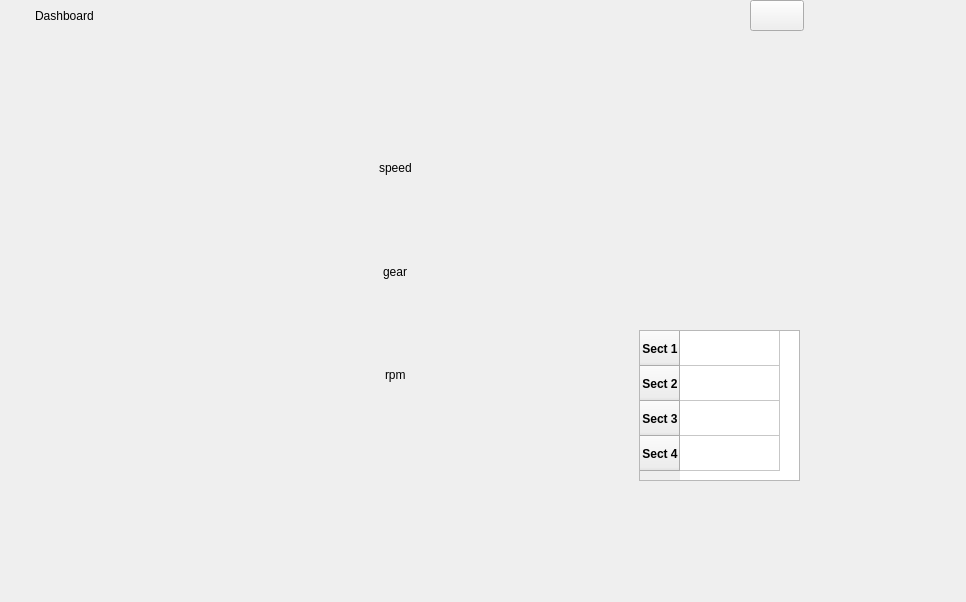
This is src/core/dashwindow.ui in Quartodilitro/dashboard as Qt 5 draws it before an edit. The edited form follows.
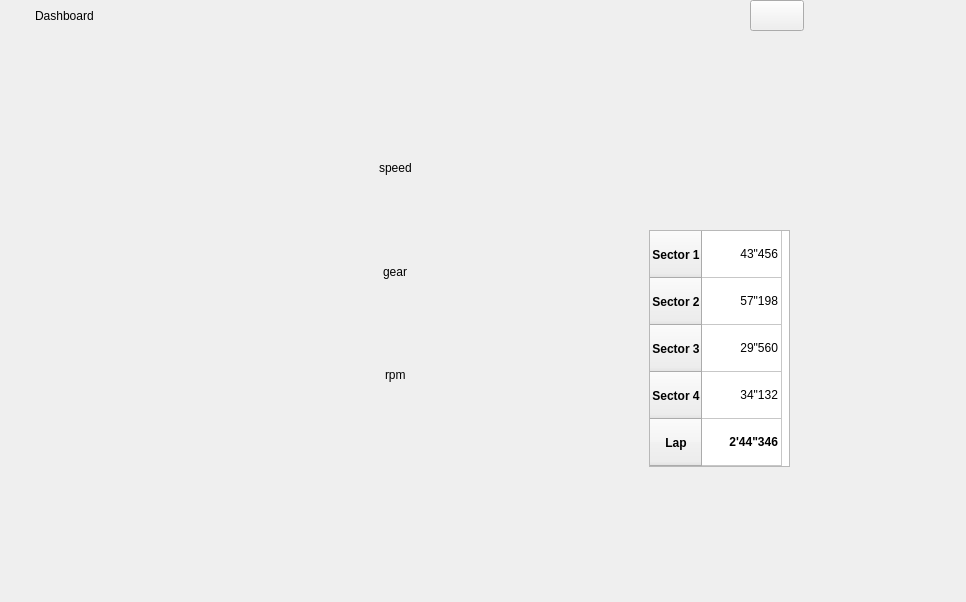
This is the edited form. Custom widgets are drawn as their Qt base class.

Patch:
```diff
--- a/src/core/dashwindow.ui
+++ b/src/core/dashwindow.ui
@@ -141,17 +141,17 @@
    <widget class="QTableWidget" name="timeTable">
     <property name="geometry">
      <rect>
-      <x>639</x>
-      <y>330</y>
-      <width>161</width>
-      <height>151</height>
+      <x>649</x>
+      <y>230</y>
+      <width>141</width>
+      <height>237</height>
      </rect>
     </property>
     <property name="editTriggers">
      <set>QAbstractItemView::NoEditTriggers</set>
     </property>
     <property name="rowCount">
-     <number>4</number>
+     <number>5</number>
     </property>
     <property name="columnCount">
      <number>1</number>
@@ -160,17 +160,17 @@
      <bool>false</bool>
     </attribute>
     <attribute name="horizontalHeaderDefaultSectionSize">
-     <number>100</number>
+     <number>80</number>
     </attribute>
     <attribute name="horizontalHeaderMinimumSectionSize">
      <number>26</number>
     </attribute>
     <attribute name="verticalHeaderDefaultSectionSize">
-     <number>35</number>
+     <number>47</number>
     </attribute>
     <row>
      <property name="text">
-      <string>Sect 1</string>
+      <string>Sector 1</string>
      </property>
      <property name="font">
       <font>
@@ -185,7 +185,7 @@
     </row>
     <row>
      <property name="text">
-      <string>Sect 2</string>
+      <string>Sector 2</string>
      </property>
      <property name="font">
       <font>
@@ -200,7 +200,7 @@
     </row>
     <row>
      <property name="text">
-      <string>Sect 3</string>
+      <string>Sector 3</string>
      </property>
      <property name="font">
       <font>
@@ -215,7 +215,22 @@
     </row>
     <row>
      <property name="text">
-      <string>Sect 4</string>
+      <string>Sector 4</string>
+     </property>
+     <property name="font">
+      <font>
+       <pointsize>9</pointsize>
+       <weight>75</weight>
+       <bold>true</bold>
+      </font>
+     </property>
+     <property name="textAlignment">
+      <set>AlignCenter</set>
+     </property>
+    </row>
+    <row>
+     <property name="text">
+      <string>Lap</string>
      </property>
      <property name="font">
       <font>
@@ -245,7 +260,7 @@
     </column>
     <item row="0" column="0">
      <property name="text">
-      <string/>
+      <string>43&quot;456</string>
      </property>
      <property name="font">
       <font>
@@ -258,7 +273,7 @@
     </item>
     <item row="1" column="0">
      <property name="text">
-      <string/>
+      <string>57&quot;198</string>
      </property>
      <property name="font">
       <font>
@@ -271,7 +286,7 @@
     </item>
     <item row="2" column="0">
      <property name="text">
-      <string/>
+      <string>29&quot;560</string>
      </property>
      <property name="font">
       <font>
@@ -284,7 +299,7 @@
     </item>
     <item row="3" column="0">
      <property name="text">
-      <string/>
+      <string>34&quot;132</string>
      </property>
      <property name="font">
       <font>
@@ -295,6 +310,21 @@
       <set>AlignTrailing|AlignVCenter</set>
      </property>
     </item>
+    <item row="4" column="0">
+     <property name="text">
+      <string>2'44&quot;346</string>
+     </property>
+     <property name="font">
+      <font>
+       <pointsize>9</pointsize>
+       <weight>75</weight>
+       <bold>true</bold>
+      </font>
+     </property>
+     <property name="textAlignment">
+      <set>AlignTrailing|AlignVCenter</set>
+     </property>
+    </item>
    </widget>
    <widget class="IndicatorLabel" name="bpmIndicator" native="true">
     <property name="geometry">
@@ -322,7 +352,7 @@
      <set>Qt::AlignCenter</set>
     </property>
    </widget>
-   <widget class="QWidget" name="layoutWidget">
+   <widget class="QWidget" name="">
     <property name="geometry">
      <rect>
       <x>0</x>
```
Left out of the diff: 2 changed lines with no effect on the pictures.
